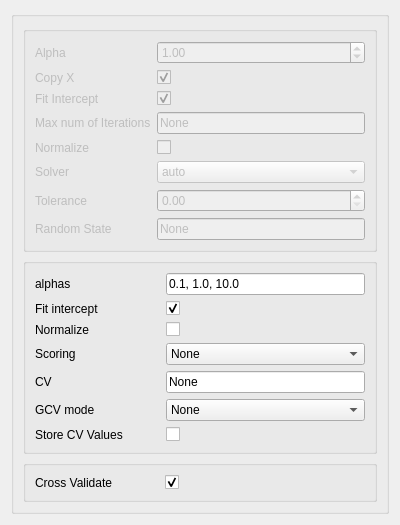
First picture: the form in ui/Ridge.ui, repository tisaconundrum2/PySAT-GUI, before the edit.
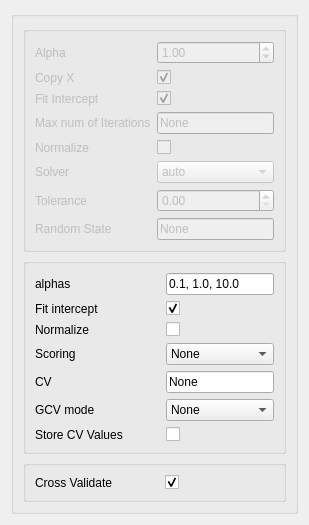
Second picture: the form after the edit.

Diff of the .ui file:
```diff
--- a/ui/Ridge.ui
+++ b/ui/Ridge.ui
@@ -2,14 +2,6 @@
 <ui version="4.0">
  <class>Form</class>
  <widget class="QWidget" name="Form">
-  <property name="geometry">
-   <rect>
-    <x>0</x>
-    <y>0</y>
-    <width>400</width>
-    <height>459</height>
-   </rect>
-  </property>
   <property name="sizePolicy">
    <sizepolicy hsizetype="Ignored" vsizetype="Ignored">
     <horstretch>0</horstretch>
```
